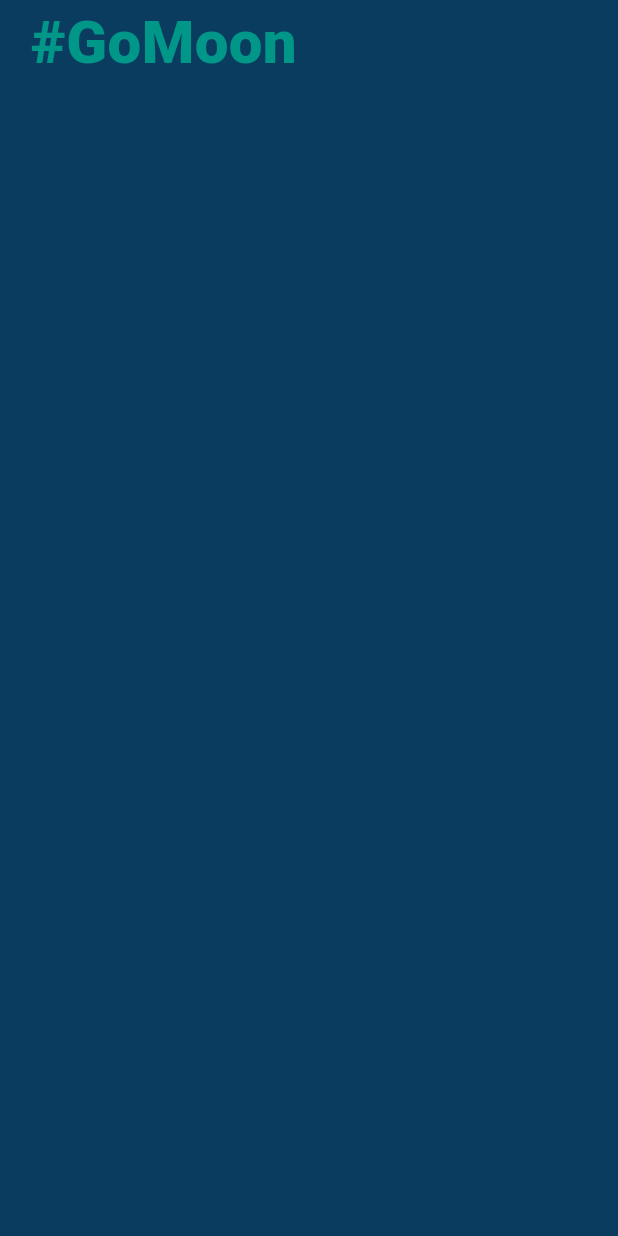
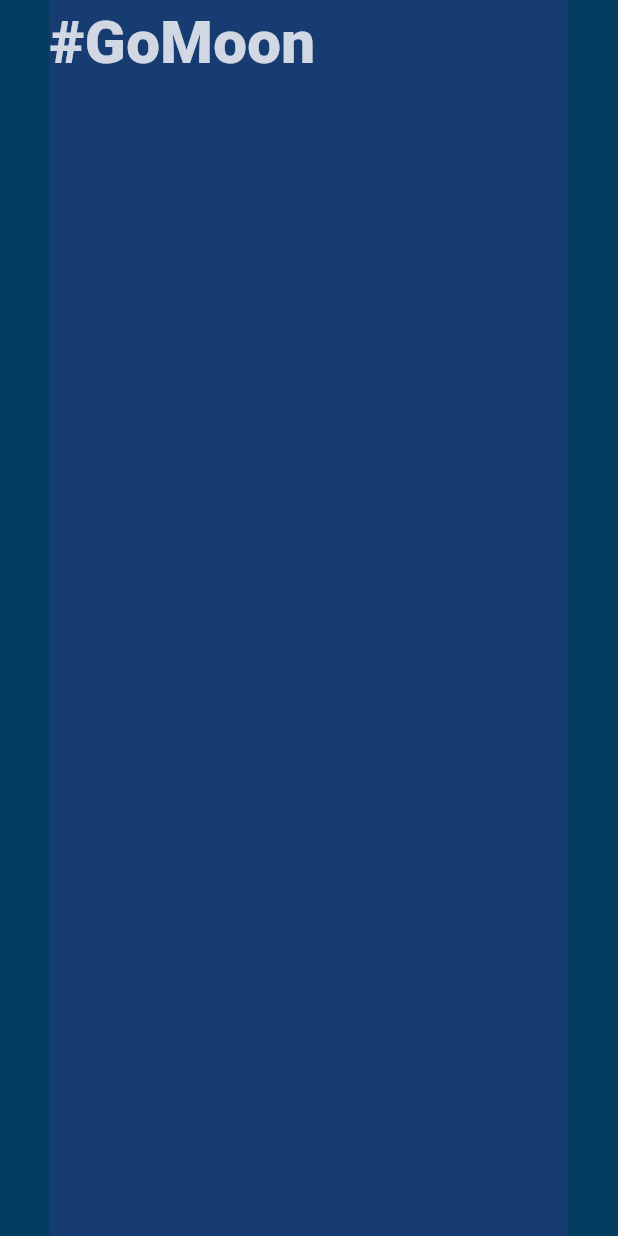
Before and after one commit to CaptainStorm21/flutter-gotomoon, a Flutter app: the screen it shows after launch, on a phone screen of 412 x 824 dp. Run offline on Flutter 3.47's test engine with Material 3 defaults, Android fonts, the phone set to English and light mode, and no system bars.

Commit message:
Color change

```diff
--- a/lib/pages/home_page.dart
+++ b/lib/pages/home_page.dart
@@ -20,23 +20,25 @@ class HomePage extends StatelessWidget {
     return Scaffold(
         body: SafeArea(
       child: Container(
-          color: Colors.blueGrey.withBlue(255).withOpacity(.1),
+          color: Colors.blue.withGreen(132).withOpacity(.1),
           height: _deviceHeight,
           width: _deviceWidth,
-          padding: EdgeInsets.symmetric(horizontal: _deviceWidth * 0.05),
+          padding: EdgeInsets.symmetric(horizontal: _deviceWidth * 0.08),
           child: _pageTitle()),
     ));
   }
 
 Widget _pageTitle() {
-    final Color brownColorWithOpacity = Colors.teal.withOpacity(1.0);
+    final Color whiteColorWithOpacity = Colors.white.withBlue(255).withOpacity(.8);
     // Define the color outside of the widget tree
-    return Text(
-      "#GoMoon",
+    return Container(
+      color: Colors.deepPurple.withOpacity(0.2),
+      child: Text("#GoMoon",
       style: TextStyle(
-        color: brownColorWithOpacity,
+        color: whiteColorWithOpacity,
         fontSize: 40,
         fontWeight: FontWeight.w800,
+      ),
       ),
     );
   }
```
